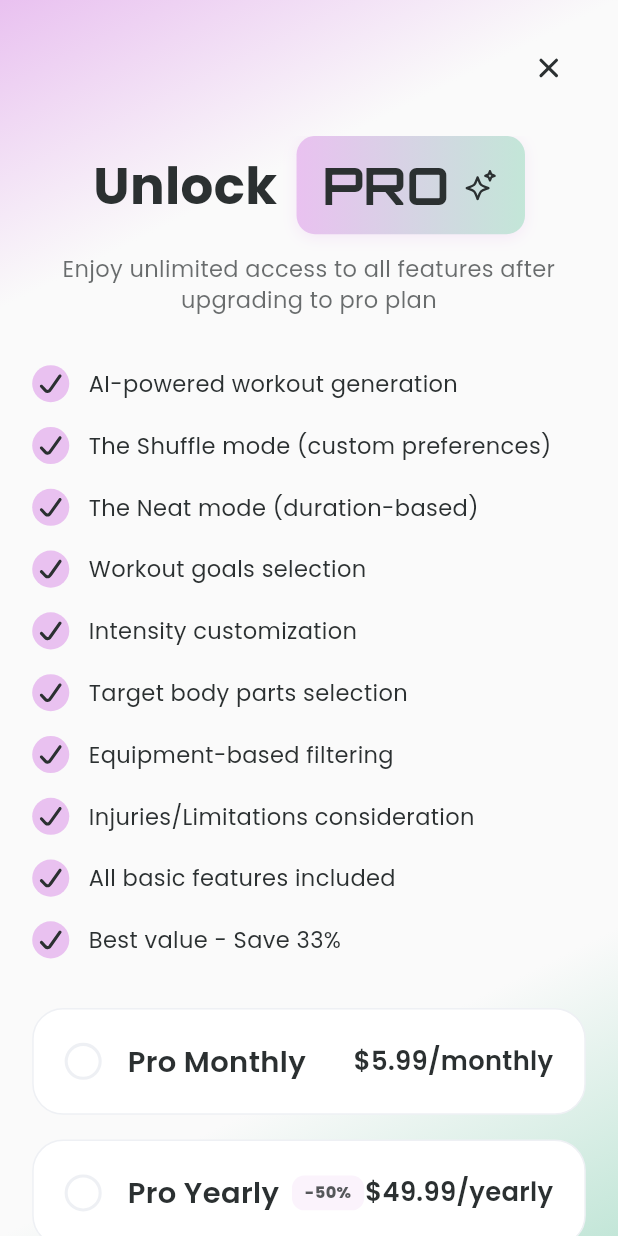
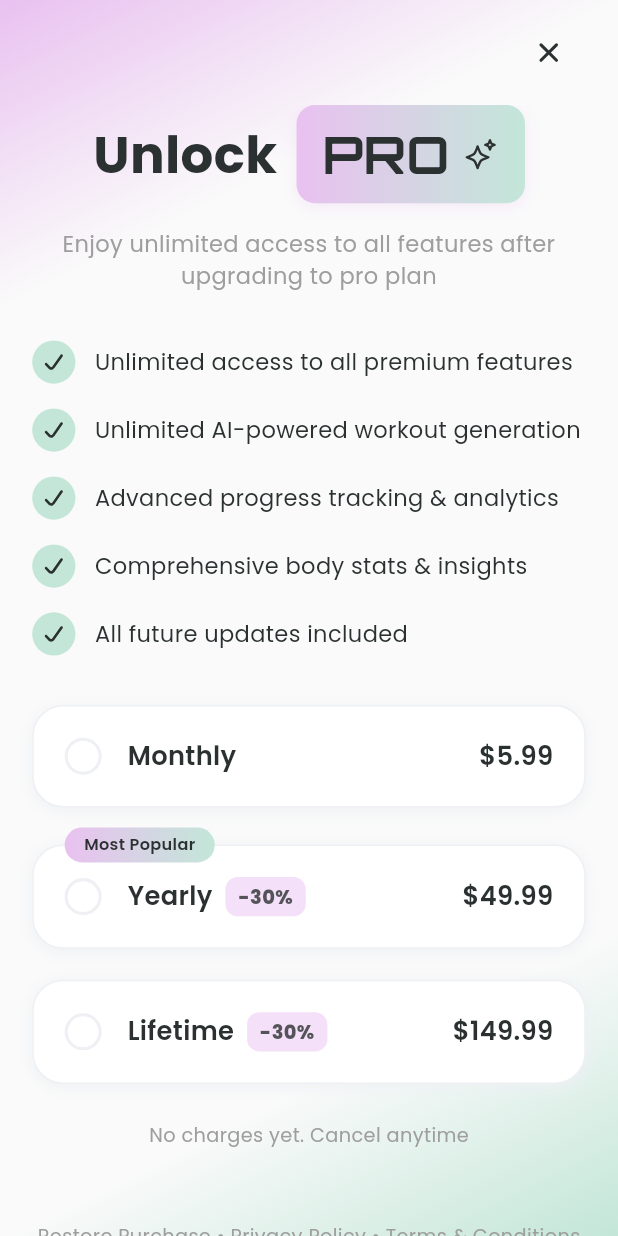
Before and after one commit to tran-haison/workouch, a Flutter app: the SubscriptionPage screen opened by its route, on a phone screen of 412 x 824 dp. Run offline on Flutter 3.47's test engine with Material 3 defaults, Android fonts, the phone set to English and light mode, and no system bars; drawn by our look-alikes of oktoast; our stand-ins replace cached_network_image, device_info_plus, dio, either_dart, firebase_core, firebase_crashlytics and 19 more; missing offline and left inert: purchases_flutter; accounts and stored records are empty; generated files the repository leaves out were written again; network calls fail.

Commit message:
style: update ui

```diff
--- a/lib/core/constants/app_constants.dart
+++ b/lib/core/constants/app_constants.dart
@@ -169,12 +169,12 @@ class AppConstants {
       'Very hard exercise, physical job';
   static const tdee = 'TDEE';
   static const workoutBuilder = 'Workout Builder';
-  static const whatAreYouUpToToday = 'What are you up to today?';
+  static const showUsYourPreferences = 'Show us your preferences';
   static const intensity = 'Intensity';
   static const targetBodyParts = 'Target Body Parts';
   static const availableEquipments = 'Available Equipments';
   static const numberOfExercises = 'Number of Exercises';
-  static const generateWorkout = 'Generate Workout';
+  static const buildMyWorkout = 'Build My Workout';
   static const buildingWorkout = 'Building your workout...';
   static const workoutGenerated = 'Workout generated successfully';
   static const workoutGenerationError = 'Failed to generate workout';
@@ -250,6 +250,7 @@ class AppConstants {
   static const noChargesYetCancelAnytime = 'No charges yet. Cancel anytime';
   static const restorePurchase = 'Restore Purchase';
   static const continueText = 'Continue';
+  static const mostPopular = 'Most Popular';
 }
 
 class _Supabase {
--- a/lib/features/auth/domain/entities/subscription_plan.dart
+++ b/lib/features/auth/domain/entities/subscription_plan.dart
@@ -27,6 +27,37 @@ class SubscriptionPlan with _$SubscriptionPlan {
 
 extension SubscriptionPlanExtension on SubscriptionPlan {
   String get productId => Platform.isIOS ? appleProductId : googleProductId;
+
+  /// Calculate discount percentage compared to monthly plan
+  /// Returns null if no discount applies (e.g., for basic or monthly plans)
+  int? get discountPercent {
+    if (tier == SubscriptionTier.basic || tier == SubscriptionTier.proMonthly) {
+      return null;
+    }
+
+    final monthlyPlan = SubscriptionTier.proMonthly.plan;
+    final monthlyPrice = monthlyPlan.price;
+
+    if (tier == SubscriptionTier.proYearly) {
+      // Yearly: $49.99/year vs Monthly: $5.99/month × 12 = $71.88/year
+      // Discount: (($71.88 - $49.99) / $71.88) × 100 = 30.45% ≈ 30%
+      const monthsInYear = 12;
+      final monthlyCostForYear = monthlyPrice * monthsInYear;
+      final discount =
+          ((monthlyCostForYear - price) / monthlyCostForYear) * 100;
+      return discount.round();
+    } else if (tier == SubscriptionTier.proLifetime) {
+      // Lifetime: $149.99 vs Monthly: $5.99/month × 36 months (3 years) = $215.64
+      // Discount: (($215.64 - $149.99) / $215.64) × 100 = 30.45% ≈ 30%
+      const comparisonMonths = 36; // Compare to 3 years of monthly subscription
+      final monthlyCostForPeriod = monthlyPrice * comparisonMonths;
+      final discount =
+          ((monthlyCostForPeriod - price) / monthlyCostForPeriod) * 100;
+      return discount.round();
+    }
+
+    return null;
+  }
 }
 
 extension SubscriptionTierExtension on SubscriptionTier {
@@ -55,13 +86,9 @@ extension SubscriptionTierExtension on SubscriptionTier {
           priceString: 'FREE',
           period: 'Forever',
           features: [
-            'Manual workout creation',
+            'Manual workout creation & management',
             'Exercise database access',
-            'Workout execution with timer',
-            'Rest timer functionality',
-            'Profile management',
-            'BMI and TDEE calculation',
-            'Workout history tracking',
+            'Basic progress tracking',
           ],
           packageId: '',
           appleProductId: '',
@@ -77,15 +104,11 @@ extension SubscriptionTierExtension on SubscriptionTier {
           priceString: '\$5.99',
           period: 'Monthly',
           features: [
-            'AI-powered workout generation',
-            'The Shuffle mode (custom preferences)',
-            'The Neat mode (duration-based)',
-            'Workout goals selection',
-            'Intensity customization',
-            'Target body parts selection',
-            'Equipment-based filtering',
-            'Injuries/Limitations consideration',
-            'All basic features included',
+            'Unlimited access to all premium features',
+            'Unlimited AI-powered workout generation',
+            'Advanced progress tracking & analytics',
+            'Comprehensive body stats & insights',
+            'All future updates included',
           ],
           packageId: '\$rc_monthly',
           appleProductId: 'pomofy_pro_monthly',
@@ -101,16 +124,11 @@ extension SubscriptionTierExtension on SubscriptionTier {
           priceString: '\$49.99',
           period: 'Yearly',
           features: [
-            'AI-powered workout generation',
-            'The Shuffle mode (custom preferences)',
-            'The Neat mode (duration-based)',
-            'Workout goals selection',
-            'Intensity customization',
-            'Target body parts selection',
-            'Equipment-based filtering',
-            'Injuries/Limitations consideration',
-            'All basic features included',
-            'Best value - Save 33%',
+            'Unlimited access to all premium features',
+            'Unlimited AI-powered workout generation',
+            'Advanced progress tracking & analytics',
+            'Comprehensive body stats & insights',
+            'All future updates included',
           ],
           packageId: '\$rc_yearly',
           appleProductId: 'pomofy_pro_yearly',
@@ -124,19 +142,13 @@ extension SubscriptionTierExtension on SubscriptionTier {
           icon: Assets.icons.rocket,
           price: 149.99,
           priceString: '\$149.99',
-          period: 'Forever',
+          period: 'Lifetime',
           features: [
-            'AI-powered workout generation',
-            'The Shuffle mode (custom preferences)',
-            'The Neat mode (duration-based)',
-            'Workout goals selection',
-            'Intensity customization',
-            'Target body parts selection',
-            'Equipment-based filtering',
-            'Injuries/Limitations consideration',
-            'All basic features included',
-            'One-time payment, lifetime access',
-            'All future features included',
+            'Unlimited access to all premium features',
+            'Unlimited AI-powered workout generation',
+            'Advanced progress tracking & analytics',
+            'Comprehensive body stats & insights',
+            'Lifetime access with all future updates',
           ],
           packageId: '\$rc_lifetime',
           appleProductId: 'pomofy_pro_lifetime',
--- a/lib/features/auth/presentation/pages/subscription_page.dart
+++ b/lib/features/auth/presentation/pages/subscription_page.dart
@@ -52,7 +52,7 @@ class _SubscriptionPageState extends State<SubscriptionPage> {
                 Padding(
                   padding: EdgeInsets.symmetric(
                     horizontal: 20.w,
-                    vertical: 20.h,
+                    vertical: 10.h,
                   ),
                   child: Row(
                     mainAxisAlignment: MainAxisAlignment.end,
@@ -131,11 +131,11 @@ class _SubscriptionPageState extends State<SubscriptionPage> {
                                   ),
                                 ],
                               ),
-                              Gaps.vGap12,
+                              Gaps.vGap16,
                               Text(
                                 AppConstants.enjoyUnlimitedAccess,
                                 style: AppTextStyles.h4.copyWith(
-                                  color: AppColors.text.withValues(alpha: 0.7),
+                                  color: AppColors.mediumGray,
                                 ),
                                 textAlign: TextAlign.center,
                               ),
@@ -164,23 +164,25 @@ class _SubscriptionPageState extends State<SubscriptionPage> {
                             });
                           },
                         ),
-                        Gaps.vGap16,
+                        Gaps.vGap24,
                         _SubscriptionPlanCard(
                           plan: yearlyPlan,
                           isSelected:
                               _selectedTier == SubscriptionTier.proYearly,
-                          discountPercent: 50,
+                          discountPercent: yearlyPlan.discountPercent,
+                          showMostPopular: true,
                           onTap: () {
                             setState(() {
                               _selectedTier = SubscriptionTier.proYearly;
                             });
                           },
                         ),
-                        Gaps.vGap16,
+                        Gaps.vGap20,
                         _SubscriptionPlanCard(
                           plan: lifetimePlan,
                           isSelected:
                               _selectedTier == SubscriptionTier.proLifetime,
+                          discountPercent: lifetimePlan.discountPercent,
                           onTap: () {
                             setState(() {
                               _selectedTier = SubscriptionTier.proLifetime;
@@ -206,8 +208,10 @@ class _SubscriptionPageState extends State<SubscriptionPage> {
                             },
                             backgroundGradientColor:
                                 AppColors.backgroundGradient,
-                            textStyle: AppTextStyles.h4.copyWith(
-                              fontWeight: FontWeight.w600,
+                            textStyle: AppTextStyles.h3,
+                            padding: EdgeInsets.symmetric(
+                              vertical: 16.h,
+                              horizontal: 20.w,
                             ),
                           ),
                         Gaps.vGap24,
@@ -270,13 +274,17 @@ class _BenefitItem extends StatelessWidget {
     return Row(
       children: [
         Container(
-          width: 24.r,
-          height: 24.r,
+          padding: EdgeInsets.all(4.r),
           decoration: BoxDecoration(
-            color: AppColors.primary,
+            color: AppColors.secondary,
             shape: BoxShape.circle,
           ),
-          child: CommonAssetIcon(Assets.icons.check, color: AppColors.black),
+          child: CommonAssetIcon(
+            Assets.icons.check,
+            color: AppColors.black,
+            width: 20.r,
+            height: 20.r,
+          ),
         ),
         Gaps.hGap12,
         Expanded(child: Text(text, style: AppTextStyles.h4)),
@@ -291,12 +299,14 @@ class _SubscriptionPlanCard extends StatelessWidget {
     required this.isSelected,
     required this.onTap,
     this.discountPercent,
+    this.showMostPopular = false,
   });
 
   final SubscriptionPlan plan;
   final bool isSelected;
   final VoidCallback onTap;
   final int? discountPercent;
+  final bool showMostPopular;
 
   @override
   Widget build(BuildContext context) {
@@ -309,11 +319,21 @@ class _SubscriptionPlanCard extends StatelessWidget {
           color: AppColors.white,
           borderRadius: BorderRadius.circular(20.r),
           border: Border.all(
-            color: isSelected ? AppColors.primary : AppColors.grayBlue,
+            color: isSelected ? AppColors.darkBlack : AppColors.grayBlue,
             width: isSelected ? 2.r : 1.r,
           ),
+          boxShadow: [
+            BoxShadow(
+              color: AppColors.grayBlue,
+              blurRadius: 8,
+              offset: const Offset(0, 2),
             ),
-        child: Row(
+          ],
+        ),
+        child: Stack(
+          clipBehavior: Clip.none,
+          children: [
+            Row(
               children: [
                 Container(
                   width: 24.r,
@@ -321,13 +341,20 @@ class _SubscriptionPlanCard extends StatelessWidget {
                   decoration: BoxDecoration(
                     shape: BoxShape.circle,
                     border: Border.all(
-                  color: isSelected ? AppColors.primary : AppColors.grayBlue,
+                      color: isSelected
+                          ? AppColors.darkBlack
+                          : AppColors.grayBlue,
                       width: 2.r,
                     ),
-                color: isSelected ? AppColors.primary : Colors.transparent,
+                    color: isSelected
+                        ? AppColors.darkBlack
+                        : Colors.transparent,
                   ),
                   child: isSelected
-                  ? CommonAssetIcon(Assets.icons.check, color: AppColors.black)
+                      ? CommonAssetIcon(
+                          Assets.icons.check,
+                          color: AppColors.white,
+                        )
                       : null,
                 ),
                 Gaps.hGap16,
@@ -338,8 +365,8 @@ class _SubscriptionPlanCard extends StatelessWidget {
                       Row(
                         children: [
                           Text(
-                        plan.name,
-                        style: AppTextStyles.h2.copyWith(
+                            plan.period,
+                            style: AppTextStyles.h3.copyWith(
                               fontWeight: FontWeight.w600,
                             ),
                           ),
@@ -351,12 +378,12 @@ class _SubscriptionPlanCard extends StatelessWidget {
                                 vertical: 4.h,
                               ),
                               decoration: BoxDecoration(
-                            color: AppColors.primary.withValues(alpha: 0.2),
+                                color: AppColors.primary.withValues(alpha: 0.5),
                                 borderRadius: BorderRadius.circular(8.r),
                               ),
                               child: Text(
                                 '-$discountPercent%',
-                            style: AppTextStyles.h6.copyWith(
+                                style: AppTextStyles.h5.copyWith(
                                   color: AppColors.text.withValues(alpha: 0.8),
                                   fontWeight: FontWeight.w800,
                                 ),
@@ -369,8 +396,36 @@ class _SubscriptionPlanCard extends StatelessWidget {
                   ),
                 ),
                 Text(
-              '${plan.priceString}/${plan.period.toLowerCase()}',
+                  plan.priceString,
                   style: AppTextStyles.h3.copyWith(fontWeight: FontWeight.w600),
+                ),
+              ],
+            ),
+            if (showMostPopular)
+              Positioned(
+                top: -32.r,
+                left: 0.r,
+                child: Center(
+                  child: Container(
+                    padding: EdgeInsets.symmetric(
+                      horizontal: 12.w,
+                      vertical: 4.h,
+                    ),
+                    decoration: BoxDecoration(
+                      gradient: LinearGradient(
+                        colors: [AppColors.primary, AppColors.secondary],
+                      ),
+                      borderRadius: BorderRadius.circular(12.r),
+                    ),
+                    child: Text(
+                      AppConstants.mostPopular,
+                      style: AppTextStyles.h6.copyWith(
+                        color: AppColors.text,
+                        fontWeight: FontWeight.w600,
+                      ),
+                    ),
+                  ),
+                ),
               ),
           ],
         ),
--- a/lib/features/workout_session/presentation/widgets/workout_set_item.dart
+++ b/lib/features/workout_session/presentation/widgets/workout_set_item.dart
@@ -33,7 +33,9 @@ class WorkoutSetItem extends StatelessWidget {
         color: isCompleted ? AppColors.lightGray : AppColors.white,
         borderRadius: BorderRadius.circular(20.r),
         border: Border.all(color: AppColors.grayBlue, width: 1.r),
-        boxShadow: [
+        boxShadow: isCompleted
+            ? null
+            : [
                 BoxShadow(
                   color: AppColors.grayBlue,
                   blurRadius: 8,
```
Also changed, not shown: lib/features/workout/presentation/pages/workout_lazy_builder_page.dart (+12 -27 lines). Lines whose indentation alone changed are shown as unchanged.
